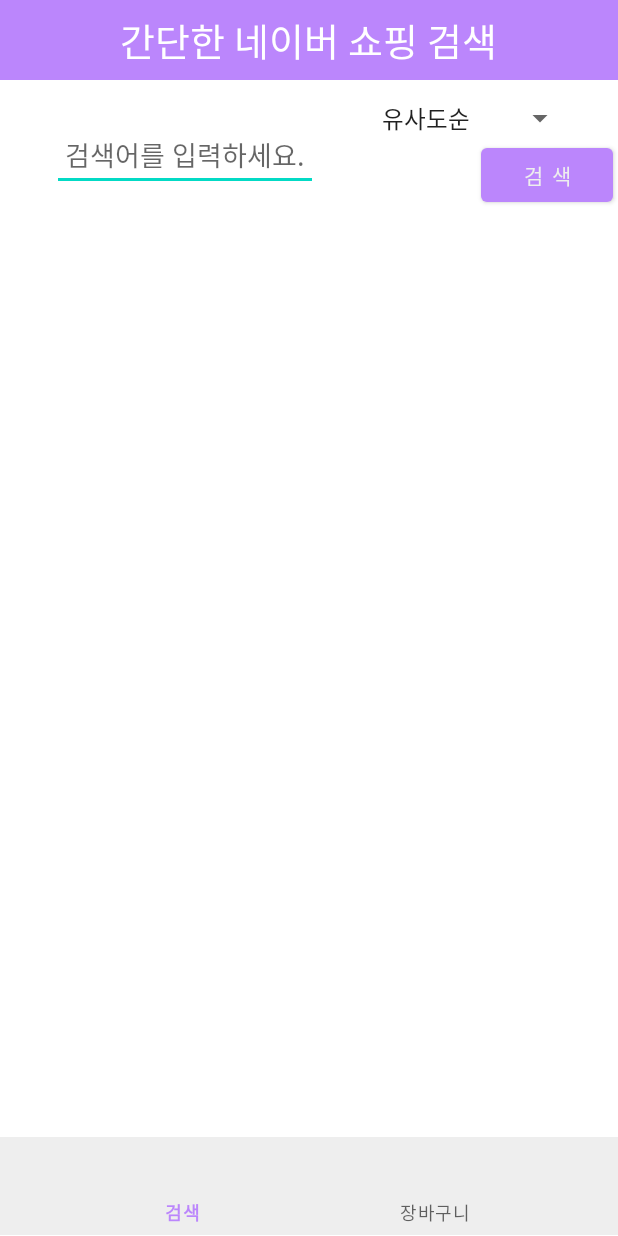
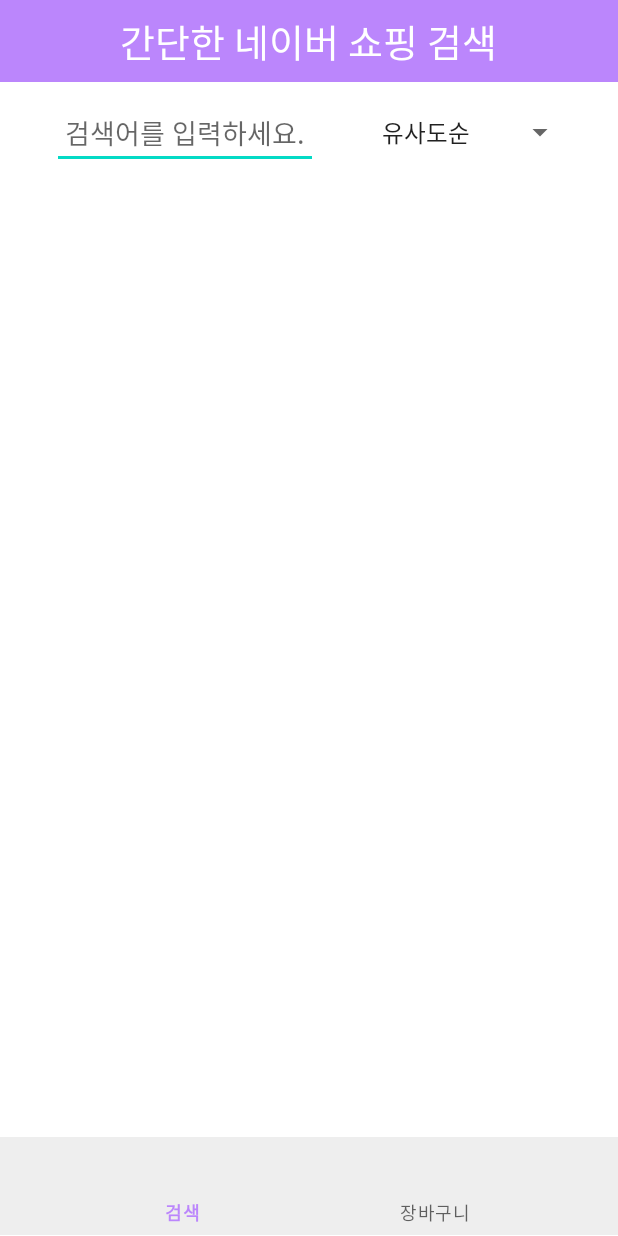
Before and after one commit to bCheol/SimpleShoppingJv, an Android app: the screen it shows after launch (MainActivity), on a phone screen of 412 x 824 dp. Run offline under Robolectric (Android 15) with nearby library versions, the phone set to English and light mode, and no system bars; pictures from the network do not load.

Commit message:
searchUi, backBtn

```diff
--- a/app/src/main/java/com/example/simpleshoppingjv/FragmentSearch.java
+++ b/app/src/main/java/com/example/simpleshoppingjv/FragmentSearch.java
@@ -8,12 +8,13 @@
 import androidx.recyclerview.widget.LinearLayoutManager;
 import androidx.recyclerview.widget.RecyclerView;
 
+import android.view.KeyEvent;
 import android.view.LayoutInflater;
 import android.view.View;
 import android.view.ViewGroup;
+import android.view.inputmethod.EditorInfo;
 import android.view.inputmethod.InputMethodManager;
 import android.widget.ArrayAdapter;
-import android.widget.Button;
 import android.widget.EditText;
 import android.widget.Spinner;
 import android.widget.Toast;
@@ -24,7 +25,6 @@
 import retrofit2.Retrofit;
 import retrofit2.converter.gson.GsonConverterFactory;
 
-
 public class FragmentSearch extends Fragment {
 
     @Override
@@ -33,8 +33,15 @@
         View root = inflater.inflate(R.layout.fragment_search, container, false);
 
         EditText editText = root.findViewById(R.id.editText);
+        editText.setImeOptions(EditorInfo.IME_ACTION_SEARCH);
+        InputMethodManager inputMethodManager = (InputMethodManager) requireContext().getSystemService(Context.INPUT_METHOD_SERVICE);
+
         Spinner spinner = root.findViewById(R.id.spinner);
-        Button searchButton = root.findViewById(R.id.searchButton);
+        String[] spinnerItem = {"유사도순","날짜순","가격낮은순","가격높은순"};
+        ArrayAdapter<String> spinnerAdapter = new ArrayAdapter<>(root.getContext(), android.R.layout.simple_spinner_item, spinnerItem);
+        spinnerAdapter.setDropDownViewResource(android.R.layout.simple_spinner_dropdown_item);
+        spinner.setAdapter(spinnerAdapter);
+
         RecyclerView recyclerView = root.findViewById(R.id.recyclerView);
         LinearLayoutManager layoutManager = new LinearLayoutManager(requireContext(), LinearLayoutManager.VERTICAL, false);
         recyclerView.setLayoutManager(layoutManager);
@@ -49,15 +56,11 @@
         String clientId = "zaOWIdW8nHmrEsOkNRH2";
         String clientSecret = "XZymtAbD_W";
 
-        String[] spinnerItem = {"유사도순","날짜순","가격낮은순","가격높은순"};
-        ArrayAdapter<String> spinnerAdapter = new ArrayAdapter<>(root.getContext(), android.R.layout.simple_spinner_item, spinnerItem);
-        spinnerAdapter.setDropDownViewResource(android.R.layout.simple_spinner_dropdown_item);
-        spinner.setAdapter(spinnerAdapter);
-
-        InputMethodManager inputMethodManager = (InputMethodManager) requireContext().getSystemService(Context.INPUT_METHOD_SERVICE);
-        searchButton.setOnClickListener(new View.OnClickListener() {
+        editText.setOnKeyListener(new View.OnKeyListener() {
             @Override
-            public void onClick(View view) {
+            public boolean onKey(View view, int i, KeyEvent keyEvent) {
+                if(i == KeyEvent.KEYCODE_ENTER){
+                    inputMethodManager.hideSoftInputFromWindow(editText.getWindowToken(), 0);
                     String sort="";
                     if(spinner.getSelectedItem().toString().equals("유사도순")){
                         sort="sim";
@@ -94,7 +97,10 @@
                         }
                     });
                 }
+                return false;
+            }
         });
+
         return root;
     }
 }
--- a/app/src/main/res/layout/fragment_basket.xml
+++ b/app/src/main/res/layout/fragment_basket.xml
@@ -24,7 +24,7 @@
     <LinearLayout
         android:layout_width="match_parent"
         android:layout_height="0dp"
-        android:layout_weight="10.5"
+        android:layout_weight="10.2"
         android:orientation="vertical">
         <androidx.recyclerview.widget.RecyclerView
             android:layout_width="match_parent"
--- a/app/src/main/res/layout/fragment_search.xml
+++ b/app/src/main/res/layout/fragment_search.xml
@@ -25,46 +25,41 @@
    <LinearLayout
        android:layout_width="match_parent"
        android:layout_height="0dp"
-       android:layout_weight="1.5"
+       android:layout_weight="1"
        android:orientation="horizontal"
        android:gravity="center">
        <LinearLayout
            android:layout_width="0dp"
            android:layout_height="wrap_content"
            android:layout_weight="1.5"
-           android:gravity="center">
+           android:gravity="center"
+           android:background="@color/white">
            <EditText
                android:layout_width="wrap_content"
                android:layout_height="wrap_content"
                android:id="@+id/editText"
                android:hint=" 검색어를 입력하세요. "
                android:maxLines="1"
-               android:inputType="text"/>
+               android:inputType="text" />
        </LinearLayout>
        <LinearLayout
            android:layout_width="0dp"
            android:layout_height="wrap_content"
            android:layout_weight="1"
-           android:orientation="vertical">
+           android:orientation="vertical"
+           android:background="@color/white">
            <Spinner
                android:layout_width="wrap_content"
                android:layout_height="wrap_content"
                android:id="@+id/spinner"
-               android:layout_marginBottom="2dp"/>
-           <Button
-               android:layout_width="wrap_content"
-               android:layout_height="wrap_content"
-               android:id="@+id/searchButton"
-               android:text="검 색"
-               android:layout_gravity="right"
-               android:layout_marginRight="3dp"/>
+               android:layout_marginBottom="2dp" />
        </LinearLayout>
    </LinearLayout>
 
     <LinearLayout
         android:layout_width="match_parent"
         android:layout_height="0dp"
-        android:layout_weight="9"
+        android:layout_weight="9.2"
         android:orientation="vertical">
         <androidx.recyclerview.widget.RecyclerView
             android:layout_width="match_parent"
```
Also changed, not shown: app/src/main/java/com/example/simpleshoppingjv/MainActivity.java (+13 -0 lines). Lines whose indentation alone changed are shown as unchanged.
